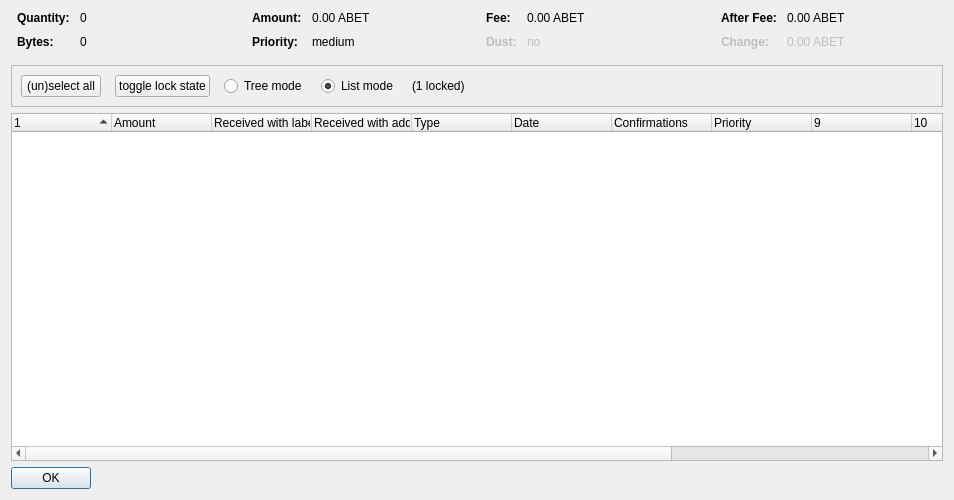
Old version of the form src/qt/forms/coincontroldialog.ui in the repository altbet/abet-deprecated.
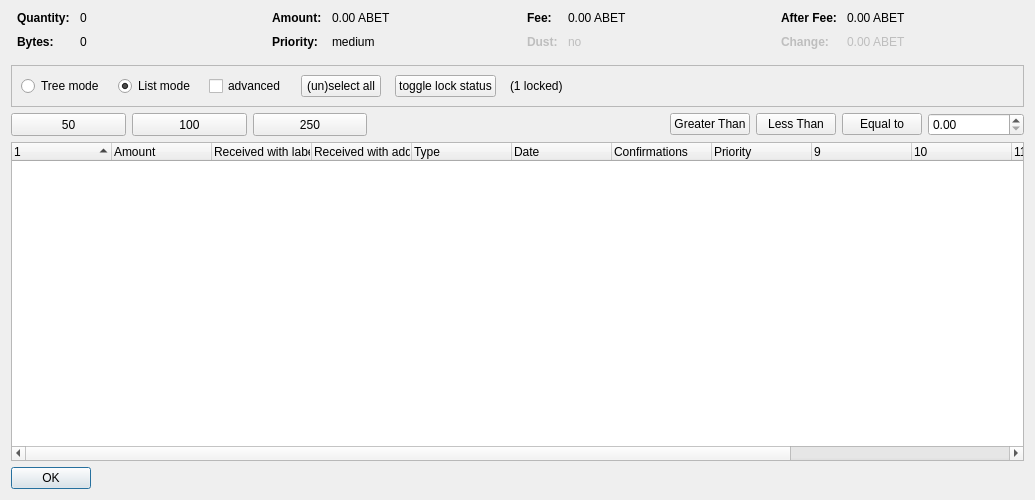
New version of the form. Custom widgets are drawn as their Qt base class.

Commit message: Selection of Inputs

```diff
--- a/src/qt/forms/coincontroldialog.ui
+++ b/src/qt/forms/coincontroldialog.ui
@@ -6,7 +6,7 @@
    <rect>
     <x>0</x>
     <y>0</y>
-    <width>954</width>
+    <width>1035</width>
     <height>500</height>
    </rect>
   </property>
@@ -348,42 +348,10 @@
      </property>
      <layout class="QHBoxLayout" name="horizontalLayout">
       <item>
-       <layout class="QHBoxLayout" name="horizontalLayoutPanel" stretch="0,0,0,0,0,0">
+       <layout class="QHBoxLayout" name="horizontalLayoutPanel" stretch="0,0,0,0,0,0,0">
         <property name="spacing">
          <number>14</number>
         </property>
-        <item>
-         <widget class="QPushButton" name="pushButtonSelectAll">
-          <property name="sizePolicy">
-           <sizepolicy hsizetype="Maximum" vsizetype="Fixed">
-            <horstretch>0</horstretch>
-            <verstretch>0</verstretch>
-           </sizepolicy>
-          </property>
-          <property name="text">
-           <string>(un)select all</string>
-          </property>
-          <property name="autoDefault">
-           <bool>false</bool>
-          </property>
-         </widget>
-        </item>
-        <item>
-         <widget class="QPushButton" name="pushButtonToggleLock">
-          <property name="sizePolicy">
-           <sizepolicy hsizetype="Maximum" vsizetype="Fixed">
-            <horstretch>0</horstretch>
-            <verstretch>0</verstretch>
-           </sizepolicy>
-          </property>
-          <property name="text">
-           <string>toggle lock state</string>
-          </property>
-          <property name="autoDefault">
-           <bool>false</bool>
-          </property>
-         </widget>
-        </item>
         <item>
          <widget class="QRadioButton" name="radioTreeMode">
           <property name="sizePolicy">
@@ -413,6 +381,51 @@
           </property>
          </widget>
         </item>
+        <item>
+         <widget class="QCheckBox" name="advanced">
+          <property name="minimumSize">
+           <size>
+            <width>70</width>
+            <height>17</height>
+           </size>
+          </property>
+          <property name="text">
+           <string>advanced</string>
+          </property>
+         </widget>
+        </item>
+        <item>
+         <widget class="QPushButton" name="pushButtonSelectAll">
+          <property name="sizePolicy">
+           <sizepolicy hsizetype="Maximum" vsizetype="Fixed">
+            <horstretch>0</horstretch>
+            <verstretch>0</verstretch>
+           </sizepolicy>
+          </property>
+          <property name="text">
+           <string>(un)select all</string>
+          </property>
+          <property name="autoDefault">
+           <bool>false</bool>
+          </property>
+         </widget>
+        </item>
+        <item>
+         <widget class="QPushButton" name="pushButtonToggleLock">
+          <property name="sizePolicy">
+           <sizepolicy hsizetype="Maximum" vsizetype="Fixed">
+            <horstretch>0</horstretch>
+            <verstretch>0</verstretch>
+           </sizepolicy>
+          </property>
+          <property name="text">
+           <string>toggle lock status</string>
+          </property>
+          <property name="autoDefault">
+           <bool>false</bool>
+          </property>
+         </widget>
+        </item>
         <item>
          <widget class="QLabel" name="labelLocked">
           <property name="text">
@@ -438,6 +451,99 @@
      </layout>
     </widget>
    </item>
+   <item>
+    <layout class="QHBoxLayout" name="horizontalLayout_3">
+     <item>
+      <widget class="QPushButton" name="select_50">
+       <property name="minimumSize">
+        <size>
+         <width>115</width>
+         <height>23</height>
+        </size>
+       </property>
+       <property name="text">
+        <string>50</string>
+       </property>
+      </widget>
+     </item>
+     <item>
+      <widget class="QPushButton" name="select_100">
+       <property name="minimumSize">
+        <size>
+         <width>115</width>
+         <height>23</height>
+        </size>
+       </property>
+       <property name="text">
+        <string>100</string>
+       </property>
+      </widget>
+     </item>
+     <item>
+      <widget class="QPushButton" name="select_250">
+       <property name="minimumSize">
+        <size>
+         <width>114</width>
+         <height>23</height>
+        </size>
+       </property>
+       <property name="text">
+        <string>250</string>
+       </property>
+      </widget>
+     </item>
+     <item>
+      <spacer name="horizontalSpacer_2">
+       <property name="orientation">
+        <enum>Qt::Horizontal</enum>
+       </property>
+       <property name="sizeHint" stdset="0">
+        <size>
+         <width>40</width>
+         <height>20</height>
+        </size>
+       </property>
+      </spacer>
+     </item>
+     <item>
+      <widget class="QPushButton" name="GreaterThan">
+       <property name="text">
+        <string>Greater Than</string>
+       </property>
+      </widget>
+     </item>
+     <item>
+      <widget class="QPushButton" name="LessThan">
+       <property name="text">
+        <string>Less Than</string>
+       </property>
+      </widget>
+     </item>
+     <item>
+      <widget class="QPushButton" name="EqualTo">
+       <property name="text">
+        <string>Equal to</string>
+       </property>
+      </widget>
+     </item>
+     <item>
+      <widget class="QDoubleSpinBox" name="num_box">
+       <property name="minimumSize">
+        <size>
+         <width>96</width>
+         <height>20</height>
+        </size>
+       </property>
+      </widget>
+     </item>
+    </layout>
+   </item>
+   <item>
+    <layout class="QVBoxLayout" name="verticalLayout_2"/>
+   </item>
+   <item>
+    <layout class="QHBoxLayout" name="horizontalLayout_2"/>
+   </item>
    <item>
     <widget class="CoinControlTreeWidget" name="treeWidget">
      <property name="contextMenuPolicy">
```
The commit also changes 2 other files.
